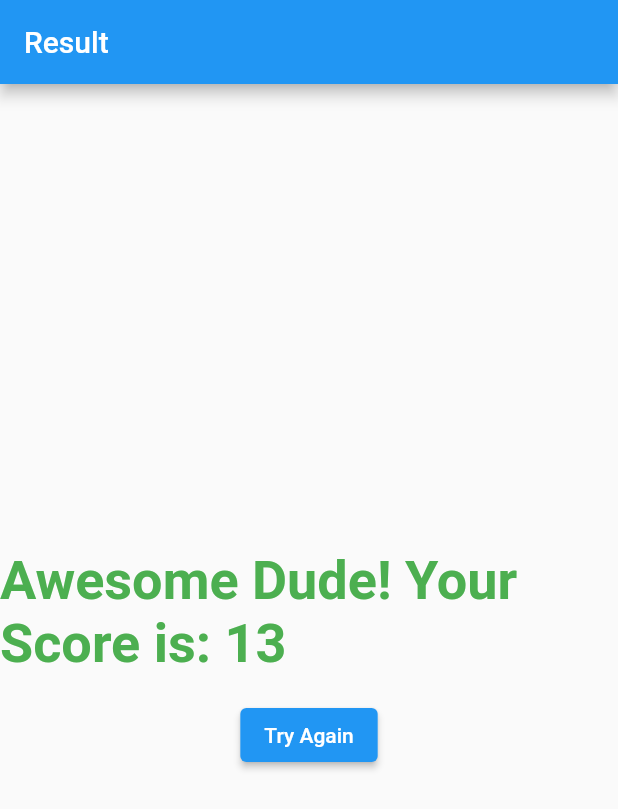
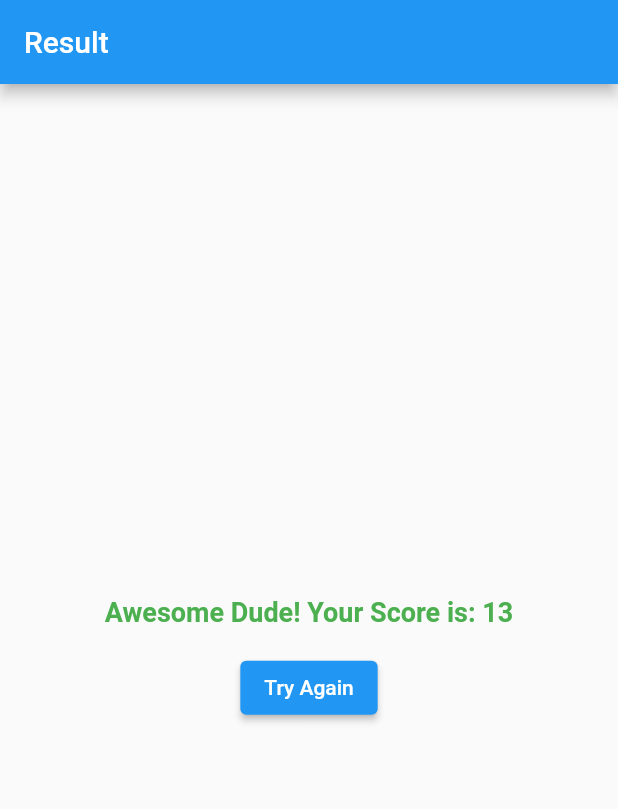
Before and after one commit to selkerdepium/2nd_Quiz, a Flutter app: the screen it shows after launch, after a tap on "Black", after a tap on "Elephant", on a phone screen of 412 x 824 dp. Shown: the top 809 px of the screen. Run offline on Flutter 3.47's test engine with Material 2 defaults, Android fonts, the phone set to English and light mode, and no system bars.

Commit message:
Adjusted Font Size

```diff
--- a/lib/result.dart
+++ b/lib/result.dart
@@ -32,7 +32,7 @@ class Result extends StatelessWidget {
             Text(
               resultPhrase,
               style: TextStyle(
-                fontSize: 36,
+                fontSize: 18,
                 fontWeight: FontWeight.bold,
                 color: resultColor,
               ),
```
